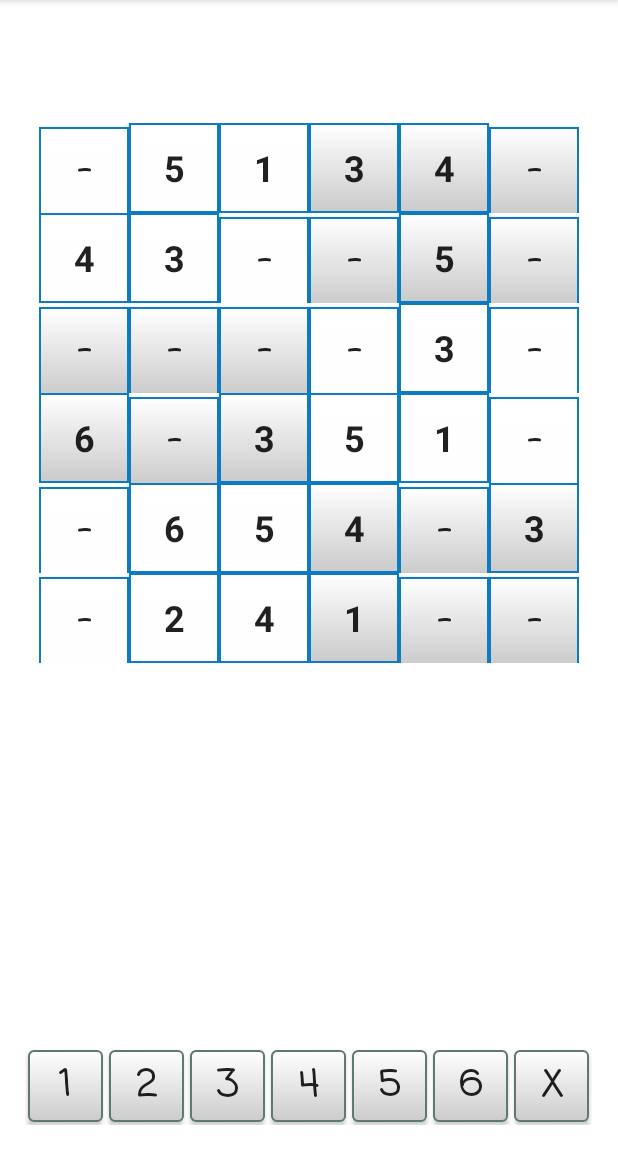
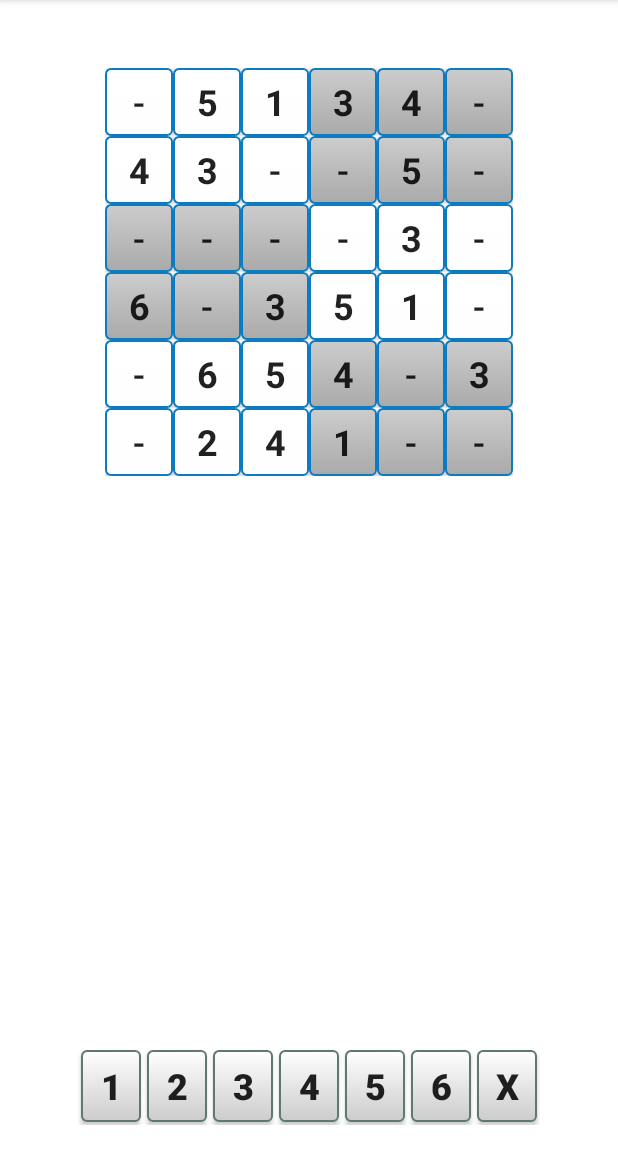
Before and after one commit to alexcarcar/IDoSudoku6, an Android app: the screen it shows after launch (MainActivity), on a phone screen of 412 x 824 dp, the part 84-1236 px from its top. Run offline under Robolectric (Android 15) with nearby library versions, the phone set to English and light mode, and no system bars.

Commit message:
Updated Layout and Colors

```diff
--- a/app/src/main/res/drawable/color1.xml
+++ b/app/src/main/res/drawable/color1.xml
@@ -16,7 +16,7 @@
     </item>
     <item>
         <shape android:shape="rectangle">
-            <corners android:radius="0dip" />
+            <corners android:radius="3dip" />
             <stroke android:width="1dip" android:color="@color/color1" />
             <gradient android:angle="-90" android:endColor="#fefefe" android:startColor="#ffffff" />
         </shape>
--- a/app/src/main/res/drawable/color2.xml
+++ b/app/src/main/res/drawable/color2.xml
@@ -16,9 +16,9 @@
     </item>
     <item>
         <shape android:shape="rectangle">
-            <corners android:radius="0dip" />
+            <corners android:radius="3dip" />
             <stroke android:width="1dip" android:color="@color/color1" />
-            <gradient android:angle="-90" android:endColor="#cacaca" android:startColor="#ffffff" />
+            <gradient android:angle="-90" android:endColor="#aaaaaa" android:startColor="#cccccc" />
         </shape>
     </item>
 </selector>
--- a/app/src/main/res/layout/activity_main.xml
+++ b/app/src/main/res/layout/activity_main.xml
@@ -15,11 +15,11 @@
 
         <Button
             android:id="@+id/choose1"
-            android:layout_width="50dp"
+            android:layout_width="40dp"
             android:layout_height="match_parent"
             android:layout_margin="2dp"
             android:background="@drawable/off_button"
-            android:fontFamily="casual"
+
             android:onClick="onChoice"
             android:text="@string/number1"
             android:textSize="24sp"
@@ -27,11 +27,11 @@
 
         <Button
             android:id="@+id/choose2"
-            android:layout_width="50dp"
+            android:layout_width="40dp"
             android:layout_height="match_parent"
             android:layout_margin="2dp"
             android:background="@drawable/off_button"
-            android:fontFamily="casual"
+
             android:onClick="onChoice"
             android:text="@string/number2"
             android:textSize="24sp"
@@ -39,11 +39,11 @@
 
         <Button
             android:id="@+id/choose3"
-            android:layout_width="50dp"
+            android:layout_width="40dp"
             android:layout_height="match_parent"
             android:layout_margin="2dp"
             android:background="@drawable/off_button"
-            android:fontFamily="casual"
+
             android:onClick="onChoice"
             android:text="@string/number3"
             android:textSize="24sp"
@@ -51,11 +51,11 @@
 
         <Button
             android:id="@+id/choose4"
-            android:layout_width="50dp"
+            android:layout_width="40dp"
             android:layout_height="match_parent"
             android:layout_margin="2dp"
             android:background="@drawable/off_button"
-            android:fontFamily="casual"
+
             android:onClick="onChoice"
             android:text="@string/number4"
             android:textSize="24sp"
@@ -63,11 +63,11 @@
 
         <Button
             android:id="@+id/choose5"
-            android:layout_width="50dp"
+            android:layout_width="40dp"
             android:layout_height="match_parent"
             android:layout_margin="2dp"
             android:background="@drawable/off_button"
-            android:fontFamily="casual"
+
             android:onClick="onChoice"
             android:text="@string/number5"
             android:textSize="24sp"
@@ -75,11 +75,11 @@
 
         <Button
             android:id="@+id/choose6"
-            android:layout_width="50dp"
+            android:layout_width="40dp"
             android:layout_height="match_parent"
             android:layout_margin="2dp"
             android:background="@drawable/off_button"
-            android:fontFamily="casual"
+
             android:onClick="onChoice"
             android:text="@string/number6"
             android:textSize="24sp"
@@ -87,11 +87,11 @@
 
         <Button
             android:id="@+id/choose_delete"
-            android:layout_width="50dp"
+            android:layout_width="40dp"
             android:layout_height="match_parent"
             android:layout_margin="2dp"
             android:background="@drawable/off_button"
-            android:fontFamily="casual"
+
             android:onClick="onChoice"
             android:text="@string/delete"
             android:textSize="24sp"
@@ -104,420 +104,420 @@
         android:layout_alignParentTop="true"
         android:layout_centerHorizontal="true"
         android:layout_gravity="center"
-        android:layout_marginTop="82dp">
+        android:layout_marginTop="45dp">
 
         <TableRow>
 
             <Button
                 android:id="@+id/cell00"
-                android:layout_width="60dp"
-                android:layout_height="60dp"
+                android:layout_width="45dp"
+                android:layout_height="45dp"
                 android:background="@drawable/color1"
-                android:fontFamily="casual"
+
                 android:onClick="onCellTouch"
                 android:text="@string/blank_cell"
                 android:textSize="24sp"
-                android:textStyle="normal|bold" />
+                android:textStyle="normal" />
 
             <Button
                 android:id="@+id/cell01"
-                android:layout_width="60dp"
-                android:layout_height="60dp"
+                android:layout_width="45dp"
+                android:layout_height="45dp"
                 android:background="@drawable/color1"
-                android:fontFamily="casual"
+
                 android:onClick="onCellTouch"
                 android:text="@string/blank_cell"
                 android:textSize="24sp"
-                android:textStyle="normal|bold" />
+                android:textStyle="normal" />
 
             <Button
                 android:id="@+id/cell02"
-                android:layout_width="60dp"
-                android:layout_height="60dp"
+                android:layout_width="45dp"
+                android:layout_height="45dp"
                 android:background="@drawable/color1"
-                android:fontFamily="casual"
+
                 android:onClick="onCellTouch"
                 android:text="@string/blank_cell"
                 android:textSize="24sp"
-                android:textStyle="normal|bold" />
+                android:textStyle="normal" />
 
             <Button
                 android:id="@+id/cell03"
-                android:layout_width="60dp"
-                android:layout_height="60dp"
+                android:layout_width="45dp"
+                android:layout_height="45dp"
                 android:background="@drawable/color2"
-                android:fontFamily="casual"
+
                 android:onClick="onCellTouch"
                 android:text="@string/blank_cell"
                 android:textSize="24sp"
-                android:textStyle="normal|bold" />
+                android:textStyle="normal" />
 
             <Button
                 android:id="@+id/cell04"
-                android:layout_width="60dp"
-                android:layout_height="60dp"
+                android:layout_width="45dp"
+                android:layout_height="45dp"
                 android:background="@drawable/color2"
-                android:fontFamily="casual"
+
                 android:onClick="onCellTouch"
                 android:text="@string/blank_cell"
                 android:textSize="24sp"
-                android:textStyle="normal|bold" />
+                android:textStyle="normal" />
 
             <Button
                 android:id="@+id/cell05"
-                android:layout_width="60dp"
-                android:layout_height="60dp"
+                android:layout_width="45dp"
+                android:layout_height="45dp"
                 android:background="@drawable/color2"
-                android:fontFamily="casual"
+
                 android:onClick="onCellTouch"
                 android:text="@string/blank_cell"
                 android:textSize="24sp"
-                android:textStyle="normal|bold" />
+                android:textStyle="normal" />
         </TableRow>
 
         <TableRow>
 
             <Button
                 android:id="@+id/cell10"
-                android:layout_width="60dp"
-                android:layout_height="60dp"
+                android:layout_width="45dp"
+                android:layout_height="45dp"
                 android:background="@drawable/color1"
-                android:fontFamily="casual"
+
                 android:onClick="onCellTouch"
                 android:text="@string/blank_cell"
                 android:textSize="24sp"
-                android:textStyle="normal|bold" />
+                android:textStyle="normal" />
 
             <Button
                 android:id="@+id/cell11"
-                android:layout_width="60dp"
-                android:layout_height="60dp"
+                android:layout_width="45dp"
+                android:layout_height="45dp"
                 android:background="@drawable/color1"
-                android:fontFamily="casual"
+
                 android:onClick="onCellTouch"
                 android:text="@string/blank_cell"
                 android:textSize="24sp"
-                android:textStyle="normal|bold" />
+                android:textStyle="normal" />
 
             <Button
                 android:id="@+id/cell12"
-                android:layout_width="60dp"
-                android:layout_height="60dp"
+                android:layout_width="45dp"
+                android:layout_height="45dp"
                 android:background="@drawable/color1"
-                android:fontFamily="casual"
+
                 android:onClick="onCellTouch"
                 android:text="@string/blank_cell"
                 android:textSize="24sp"
-                android:textStyle="normal|bold" />
+                android:textStyle="normal" />
 
             <Button
                 android:id="@+id/cell13"
-                android:layout_width="60dp"
-                android:layout_height="60dp"
+                android:layout_width="45dp"
+                android:layout_height="45dp"
                 android:background="@drawable/color2"
-                android:fontFamily="casual"
+
                 android:onClick="onCellTouch"
                 android:text="@string/blank_cell"
                 android:textSize="24sp"
-                android:textStyle="normal|bold" />
+                android:textStyle="normal" />
 
             <Button
                 android:id="@+id/cell14"
-                android:layout_width="60dp"
-                android:layout_height="60dp"
+                android:layout_width="45dp"
+                android:layout_height="45dp"
                 android:background="@drawable/color2"
-                android:fontFamily="casual"
+
                 android:onClick="onCellTouch"
                 android:text="@string/blank_cell"
                 android:textSize="24sp"
-                android:textStyle="normal|bold" />
+                android:textStyle="normal" />
 
             <Button
                 android:id="@+id/cell15"
-                android:layout_width="60dp"
-                android:layout_height="60dp"
+                android:layout_width="45dp"
+                android:layout_height="45dp"
                 android:background="@drawable/color2"
-                android:fontFamily="casual"
+
                 android:onClick="onCellTouch"
                 android:text="@string/blank_cell"
                 android:textSize="24sp"
-                android:textStyle="normal|bold" />
+                android:textStyle="normal" />
         </TableRow>
 
         <TableRow>
 
             <Button
                 android:id="@+id/cell20"
-                android:layout_width="60dp"
-                android:layout_height="60dp"
+                android:layout_width="45dp"
+                android:layout_height="45dp"
                 android:background="@drawable/color2"
-                android:fontFamily="casual"
+
                 android:onClick="onCellTouch"
                 android:text="@string/blank_cell"
                 android:textSize="24sp"
-                android:textStyle="normal|bold" />
+                android:textStyle="normal" />
 
             <Button
                 android:id="@+id/cell21"
-                android:layout_width="60dp"
-                android:layout_height="60dp"
+                android:layout_width="45dp"
+                android:layout_height="45dp"
                 android:background="@drawable/color2"
-                android:fontFamily="casual"
+
                 android:onClick="onCellTouch"
                 android:text="@string/blank_cell"
                 android:textSize="24sp"
-                android:textStyle="normal|bold" />
+                android:textStyle="normal" />
 
             <Button
                 android:id="@+id/cell22"
-                android:layout_width="60dp"
-                android:layout_height="60dp"
+                android:layout_width="45dp"
+                android:layout_height="45dp"
                 android:background="@drawable/color2"
-                android:fontFamily="casual"
+
                 android:onClick="onCellTouch"
                 android:text="@string/blank_cell"
                 android:textSize="24sp"
-                android:textStyle="normal|bold" />
+                android:textStyle="normal" />
 
             <Button
                 android:id="@+id/cell23"
-                android:layout_width="60dp"
-                android:layout_height="60dp"
+                android:layout_width="45dp"
+                android:layout_height="45dp"
                 android:background="@drawable/color1"
-                android:fontFamily="casual"
+
                 android:onClick="onCellTouch"
                 android:text="@string/blank_cell"
                 android:textSize="24sp"
-                android:textStyle="normal|bold" />
+                android:textStyle="normal" />
 
             <Button
                 android:id="@+id/cell24"
-                android:layout_width="60dp"
-                android:layout_height="60dp"
+                android:layout_width="45dp"
+                android:layout_height="45dp"
                 android:background="@drawable/color1"
-                android:fontFamily="casual"
+
                 android:onClick="onCellTouch"
                 android:text="@string/blank_cell"
                 android:textSize="24sp"
-                android:textStyle="normal|bold" />
+                android:textStyle="normal" />
 
             <Button
                 android:id="@+id/cell25"
-                android:layout_width="60dp"
-                android:layout_height="60dp"
+                android:layout_width="45dp"
+                android:layout_height="45dp"
                 android:background="@drawable/color1"
-                android:fontFamily="casual"
+
                 android:onClick="onCellTouch"
                 android:text="@string/blank_cell"
                 android:textSize="24sp"
-                android:textStyle="normal|bold" />
+                android:textStyle="normal" />
         </TableRow>
 
         <TableRow>
 
             <Button
                 android:id="@+id/cell30"
-                android:layout_width="60dp"
-                android:layout_height="60dp"
+                android:layout_width="45dp"
+                android:layout_height="45dp"
                 android:background="@drawable/color2"
-                android:fontFamily="casual"
+
                 android:onClick="onCellTouch"
                 android:text="@string/blank_cell"
                 android:textSize="24sp"
-                android:textStyle="normal|bold" />
+                android:textStyle="normal" />
 
             <Button
                 android:id="@+id/cell31"
-                android:layout_width="60dp"
-                android:layout_height="60dp"
+                android:layout_width="45dp"
+                android:layout_height="45dp"
                 android:background="@drawable/color2"
-                android:fontFamily="casual"
+
                 android:onClick="onCellTouch"
                 android:text="@string/blank_cell"
                 android:textSize="24sp"
-                android:textStyle="normal|bold" />
+                android:textStyle="normal" />
 
             <Button
                 android:id="@+id/cell32"
-                android:layout_width="60dp"
-                android:layout_height="60dp"
+                android:layout_width="45dp"
+                android:layout_height="45dp"
                 android:background="@drawable/color2"
-                android:fontFamily="casual"
+
                 android:onClick="onCellTouch"
                 android:text="@string/blank_cell"
                 android:textSize="24sp"
-                android:textStyle="normal|bold" />
+                android:textStyle="normal" />
 
             <Button
                 android:id="@+id/cell33"
-                android:layout_width="60dp"
-                android:layout_height="60dp"
+                android:layout_width="45dp"
+                android:layout_height="45dp"
                 android:background="@drawable/color1"
-                android:fontFamily="casual"
+
                 android:onClick="onCellTouch"
                 android:text="@string/blank_cell"
                 android:textSize="24sp"
-                android:textStyle="normal|bold" />
+                android:textStyle="normal" />
 
             <Button
                 android:id="@+id/cell34"
-                android:layout_width="60dp"
-                android:layout_height="60dp"
+                android:layout_width="45dp"
+                android:layout_height="45dp"
                 android:background="@drawable/color1"
-                android:fontFamily="casual"
+
                 android:onClick="onCellTouch"
                 android:text="@string/blank_cell"
                 android:textSize="24sp"
-                android:textStyle="normal|bold" />
+                android:textStyle="normal" />
 
             <Button
                 android:id="@+id/cell35"
-                android:layout_width="60dp"
-                android:layout_height="60dp"
+                android:layout_width="45dp"
+                android:layout_height="45dp"
                 android:background="@drawable/color1"
-                android:fontFamily="casual"
+
                 android:onClick="onCellTouch"
                 android:text="@string/blank_cell"
                 android:textSize="24sp"
-                android:textStyle="normal|bold" />
+                android:textStyle="normal" />
         </TableRow>
 
         <TableRow>
 
             <Button
                 android:id="@+id/cell40"
-                android:layout_width="60dp"
-                android:layout_height="60dp"
+                android:layout_width="45dp"
+                android:layout_height="45dp"
                 android:background="@drawable/color1"
-                android:fontFamily="casual"
+
                 android:onClick="onCellTouch"
                 android:text="@string/blank_cell"
                 android:textSize="24sp"
-                android:textStyle="normal|bold" />
+                android:textStyle="normal" />
 
             <Button
                 android:id="@+id/cell41"
-                android:layout_width="60dp"
-                android:layout_height="60dp"
+                android:layout_width="45dp"
+                android:layout_height="45dp"
                 android:background="@drawable/color1"
-                android:fontFamily="casual"
+
                 android:onClick="onCellTouch"
                 android:text="@string/blank_cell"
                 android:textSize="24sp"
-                android:textStyle="normal|bold" />
+                android:textStyle="normal" />
 
             <Button
                 android:id="@+id/cell42"
-                android:layout_width="60dp"
-                android:layout_height="60dp"
+                android:layout_width="45dp"
+                android:layout_height="45dp"
                 android:background="@drawable/color1"
-                android:fontFamily="casual"
+
                 android:onClick="onCellTouch"
                 android:text="@string/blank_cell"
                 android:textSize="24sp"
-                android:textStyle="normal|bold" />
+                android:textStyle="normal" />
 
             <Button
                 android:id="@+id/cell43"
-                android:layout_width="60dp"
-                android:layout_height="60dp"
+                android:layout_width="45dp"
+                android:layout_height="45dp"
                 android:background="@drawable/color2"
-                android:fontFamily="casual"
+
                 android:onClick="onCellTouch"
                 android:text="@string/blank_cell"
                 android:textSize="24sp"
-                android:textStyle="normal|bold" />
+                android:textStyle="normal" />
 
             <Button
                 android:id="@+id/cell44"
-                android:layout_width="60dp"
-                android:layout_height="60dp"
+                android:layout_width="45dp"
+                android:layout_height="45dp"
                 android:background="@drawable/color2"
-                android:fontFamily="casual"
+
                 android:onClick="onCellTouch"
                 android:text="@string/blank_cell"
                 android:textSize="24sp"
-                android:textStyle="normal|bold" />
+                android:textStyle="normal" />
 
             <Button
                 android:id="@+id/cell45"
-                android:layout_width="60dp"
-                android:layout_height="60dp"
+                android:layout_width="45dp"
+                android:layout_height="45dp"
                 android:background="@drawable/color2"
-                android:fontFamily="casual"
+
                 android:onClick="onCellTouch"
                 android:text="@string/blank_cell"
                 android:textSize="24sp"
-                android:textStyle="normal|bold" />
+                android:textStyle="normal" />
         </TableRow>
 
         <TableRow>
 
             <Button
                 android:id="@+id/cell50"
-                android:layout_width="60dp"
-                android:layout_height="60dp"
+                android:layout_width="45dp"
+                android:layout_height="45dp"
                 android:background="@drawable/color1"
-                android:fontFamily="casual"
+
                 android:onClick="onCellTouch"
                 android:text="@string/blank_cell"
                 android:textSize="24sp"
-                android:textStyle="normal|bold" />
+                android:textStyle="normal" />
 
             <Button
                 android:id="@+id/cell51"
-                android:layout_width="60dp"
-                android:layout_height="60dp"
+                android:layout_width="45dp"
+                android:layout_height="45dp"
                 android:background="@drawable/color1"
-                android:fontFamily="casual"
+
                 android:onClick="onCellTouch"
                 android:text="@string/blank_cell"
                 android:textSize="24sp"
-                android:textStyle="normal|bold" />
+                android:textStyle="normal" />
 
             <Button
                 android:id="@+id/cell52"
-                android:layout_width="60dp"
-                android:layout_height="60dp"
+                android:layout_width="45dp"
+                android:layout_height="45dp"
                 android:background="@drawable/color1"
-                android:fontFamily="casual"
+
                 android:onClick="onCellTouch"
                 android:text="@string/blank_cell"
                 android:textSize="24sp"
-                android:textStyle="normal|bold" />
+                android:textStyle="normal" />
 
             <Button
                 android:id="@+id/cell53"
-                android:layout_width="60dp"
-                android:layout_height="60dp"
+                android:layout_width="45dp"
+                android:layout_height="45dp"
                 android:background="@drawable/color2"
-                android:fontFamily="casual"
+
                 android:onClick="onCellTouch"
                 android:text="@string/blank_cell"
                 android:textSize="24sp"
-                android:textStyle="normal|bold" />
+                android:textStyle="normal" />
 
             <Button
                 android:id="@+id/cell54"
-                android:layout_width="60dp"
-                android:layout_height="60dp"
+                android:layout_width="45dp"
+                android:layout_height="45dp"
                 android:background="@drawable/color2"
-                android:fontFamily="casual"
+
                 android:onClick="onCellTouch"
                 android:text="@string/blank_cell"
                 android:textSize="24sp"
-                android:textStyle="normal|bold" />
+                android:textStyle="normal" />
 
             <Button
                 android:id="@+id/cell55"
-                android:layout_width="60dp"
-                android:layout_height="60dp"
+                android:layout_width="45dp"
+                android:layout_height="45dp"
                 android:background="@drawable/color2"
-                android:fontFamily="casual"
+
                 android:onClick="onCellTouch"
                 android:text="@string/blank_cell"
                 android:textSize="24sp"
-                android:textStyle="normal|bold" />
+                android:textStyle="normal" />
         </TableRow>
     </TableLayout>
 
```
